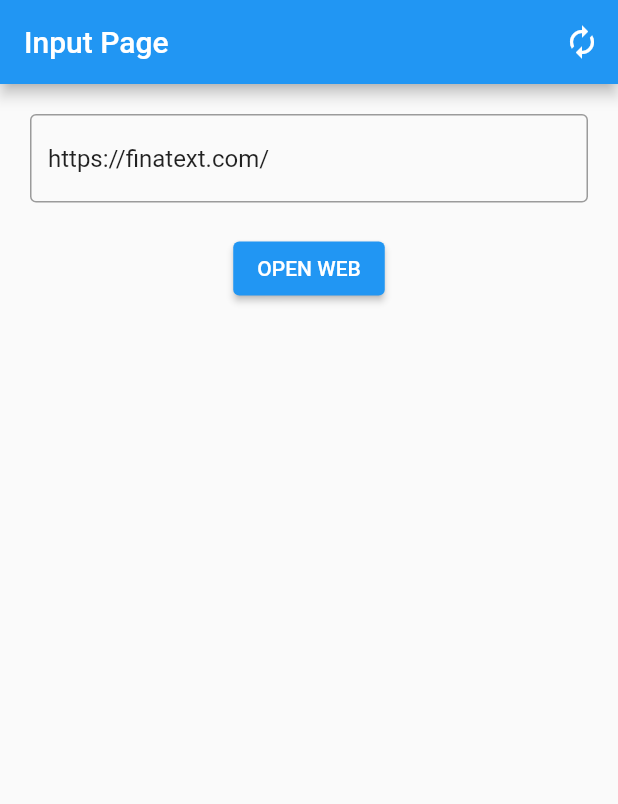
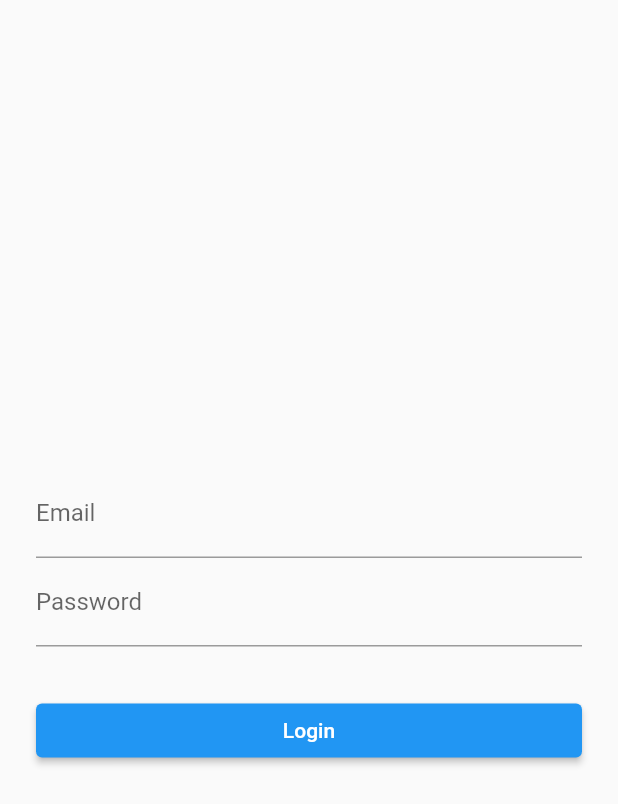
Before and after one commit to sbk0716/flutter-webview-app, a Flutter app: the screen it shows after launch, on a phone screen of 412 x 824 dp. Shown: the top 804 px of the screen. Run offline on Flutter 3.47's test engine with Material 2 defaults, Android fonts, the phone set to English and light mode, and no system bars; our stand-ins replace adaptive_dialog, flutter_riverpod, webview_flutter.

Commit message:
add login page (#2)
* add login page

* add login page

* update login page

* update login page

* update login page

* update login page

```diff
--- a/lib/main.dart
+++ b/lib/main.dart
@@ -1,6 +1,6 @@
 import 'package:flutter/material.dart';
 import 'package:flutter_riverpod/flutter_riverpod.dart';
-import 'package:webview_app/view/input_page.dart';
+import 'package:webview_app/view/login_page.dart';
 
 void main() {
   runApp(const ProviderScope(child: MyApp()));
@@ -16,7 +16,7 @@ class MyApp extends StatelessWidget {
       theme: ThemeData(
         primarySwatch: Colors.blue,
       ),
-      home: const InputPage(),
+      home: const LoginPage(),
     );
   }
 }
--- /dev/null
+++ b/lib/view/login_page.dart
@@ -0,0 +1,84 @@
+import 'package:flutter/material.dart';
+import 'package:webview_app/view/input_page.dart';
+
+// Widget for LoginPage
+class LoginPage extends StatefulWidget {
+  const LoginPage({Key? key}) : super(key: key);
+  @override
+  _LoginPageState createState() => _LoginPageState();
+}
+
+class _LoginPageState extends State<LoginPage> {
+  String infoText = '';
+  String email = '';
+  String password = '';
+
+  @override
+  Widget build(BuildContext context) {
+    return Scaffold(
+      body: Center(
+        child: Container(
+          padding: const EdgeInsets.all(24),
+          child: Column(
+            mainAxisAlignment: MainAxisAlignment.center,
+            children: <Widget>[
+              // for email
+              TextFormField(
+                decoration: const InputDecoration(labelText: 'Email'),
+                onChanged: (String value) {
+                  setState(() {
+                    email = value;
+                  });
+                },
+              ),
+              // for password
+              TextFormField(
+                decoration: const InputDecoration(labelText: 'Password'),
+                obscureText: true,
+                onChanged: (String value) {
+                  setState(() {
+                    password = value;
+                  });
+                },
+              ),
+              Container(
+                padding: const EdgeInsets.all(8),
+                child: Text(infoText),
+              ),
+              SizedBox(
+                width: double.infinity,
+                // Login Button
+                child: ElevatedButton(
+                  child: const Text('Login'),
+                  onPressed: () async {
+                    try {
+                      // ====================
+                      // @todo Execute login method
+                      // final FirebaseAuth auth = FirebaseAuth.instance;
+                      // await auth.signInWithEmailAndPassword(
+                      //   email: email,
+                      //   password: password,
+                      // )
+                      // ====================
+                      // If the login succeeds
+                      await Navigator.of(context).pushReplacement(
+                        MaterialPageRoute(builder: (context) {
+                          return const InputPage();
+                        }),
+                      );
+                    } catch (e) {
+                      // If login fails
+                      setState(() {
+                        infoText = "Login failed.：${e.toString()}";
+                      });
+                    }
+                  },
+                ),
+              )
+            ],
+          ),
+        ),
+      ),
+    );
+  }
+}
```
Also changed, not shown: lib/view/input_page.dart (+16 -0 lines), lib/view/web_page.dart (+11 -4 lines).
